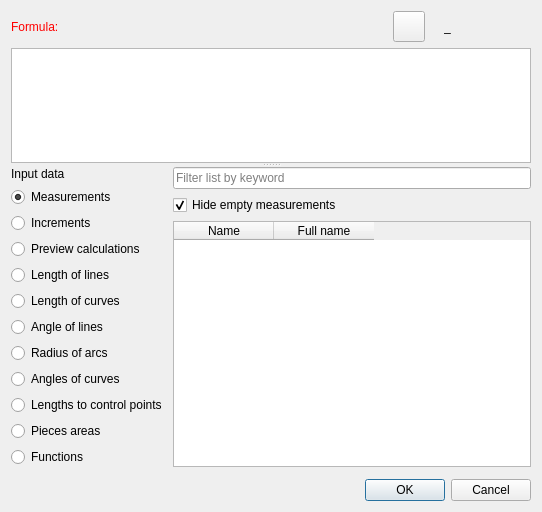
Above: src/libs/vtools/dialogs/support/dialogeditwrongformula.ui from equinox-patterns/Ostara before the change. Below: the same form after it.
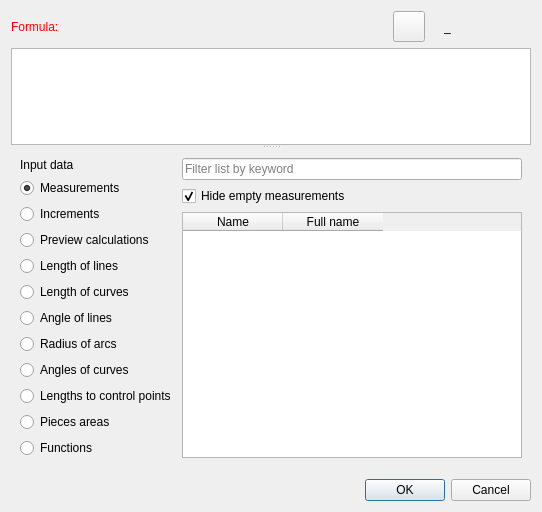
That is the form after the change. Icons and pictures are not drawn. Custom widgets are drawn as their Qt base class.

Diff of the .ui file:
```diff
--- a/src/libs/vtools/dialogs/support/dialogeditwrongformula.ui
+++ b/src/libs/vtools/dialogs/support/dialogeditwrongformula.ui
@@ -171,7 +171,7 @@
        <bool>true</bool>
       </property>
      </widget>
-     <widget class="QWidget" name="layoutWidget">
+     <widget class="QFrame" name="layoutWidget">
       <layout class="QVBoxLayout" name="verticalLayout_4" stretch="3,1">
        <item>
         <layout class="QHBoxLayout" name="horizontalLayout_3">
```
